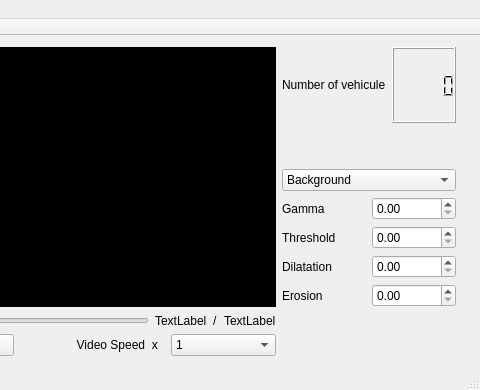
The window that views/mainwindow.ui (Ahziel/TrafficDetector) describes before a commit, drawn with Qt 5; both pictures show x 334 to 814 and y 0 to 390 of the 814 by 390 pixel window.
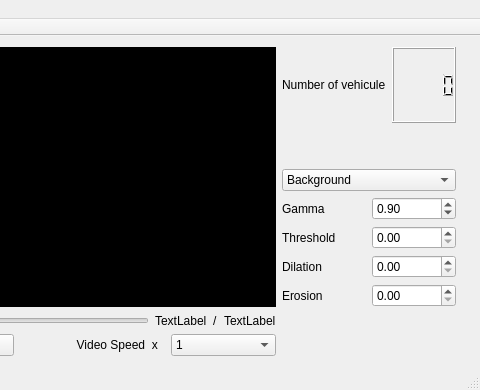
The same window after the commit. Icons and pictures are not drawn.

Commit message: Fixed icons and implemented gamma change

What changed in the file:
```diff
--- a/views/mainwindow.ui
+++ b/views/mainwindow.ui
@@ -290,7 +290,7 @@
          <item row="3" column="0">
           <widget class="QLabel" name="label_6">
            <property name="text">
-            <string>Dilatation</string>
+            <string>Dilation</string>
            </property>
           </widget>
          </item>
@@ -305,7 +305,17 @@
           <widget class="QDoubleSpinBox" name="doubleSpinBox_3"/>
          </item>
          <item row="1" column="1">
-          <widget class="QDoubleSpinBox" name="doubleSpinBox"/>
+          <widget class="QDoubleSpinBox" name="gamma_spinbox">
+           <property name="maximum">
+            <double>1.000000000000000</double>
+           </property>
+           <property name="singleStep">
+            <double>0.050000000000000</double>
+           </property>
+           <property name="value">
+            <double>0.900000000000000</double>
+           </property>
+          </widget>
          </item>
          <item row="1" column="0">
           <widget class="QLabel" name="label_4">
```
Left out of the diff: 8 changed lines with no effect on the pictures. The commit also changes 10 other files.
